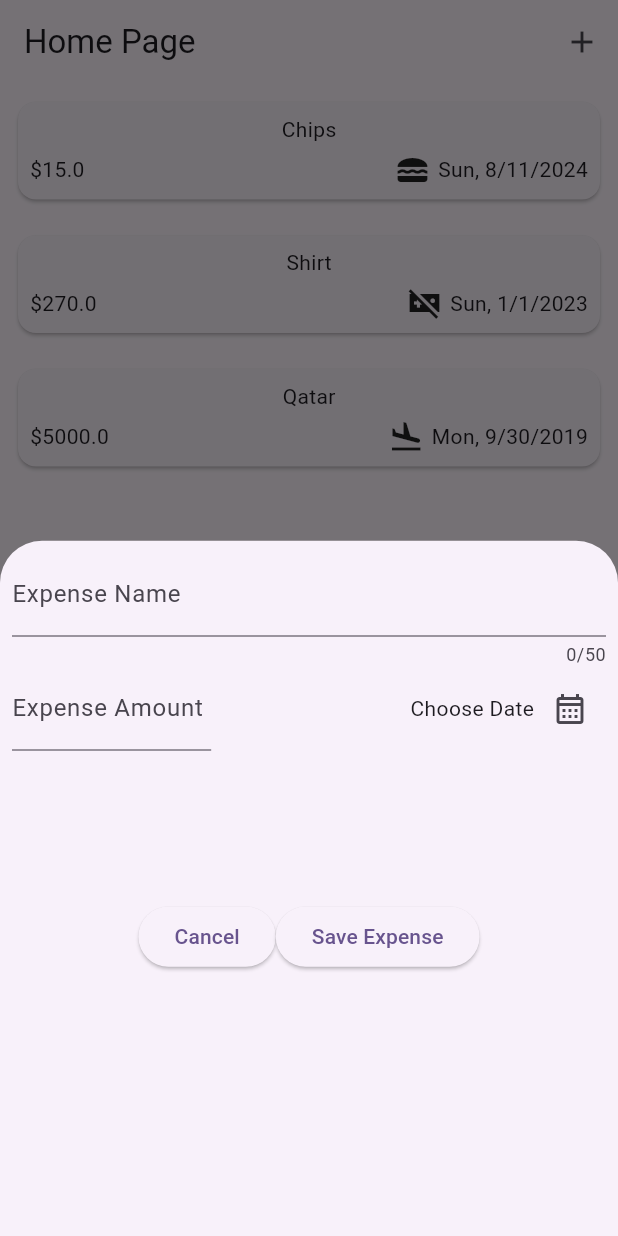
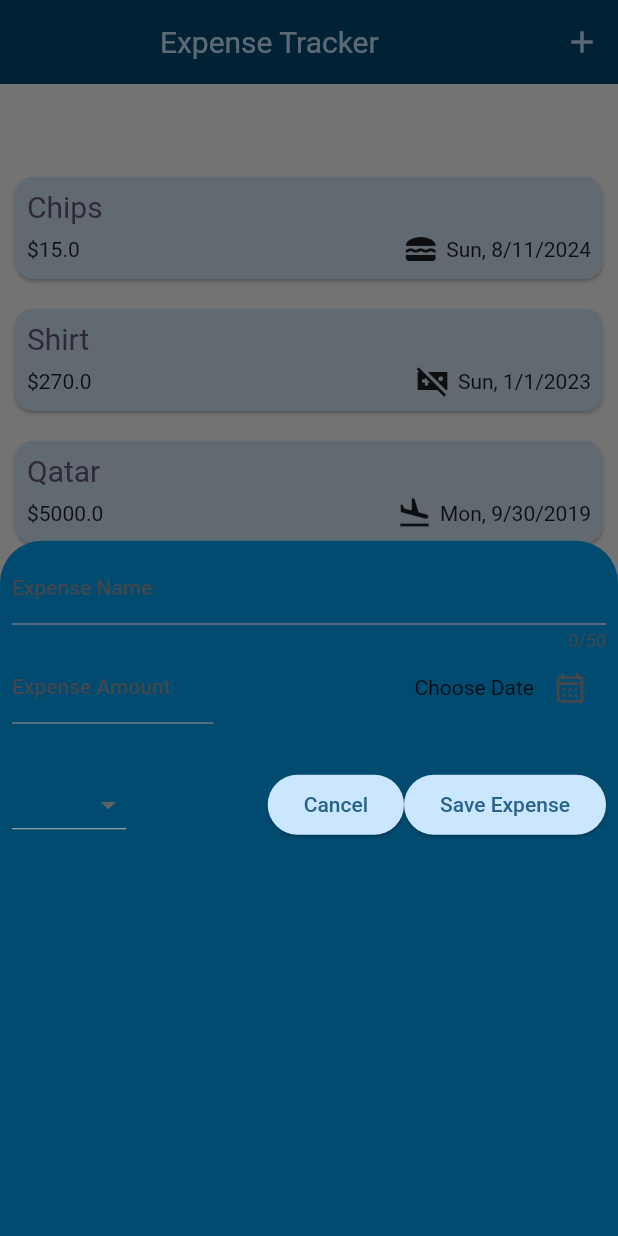
Before and after one commit to ReemHassan578/Flutter_projects, a Flutter app: the screen it shows after launch, after a tap on the "add" icon, on a phone screen of 412 x 824 dp. Run offline on Flutter 3.47's test engine with Material 2 defaults, Android fonts, the phone set to English and light mode, and no system bars.

Commit message:
add features to Expenses App

```diff
--- /dev/null
+++ b/ExpensesApp/expeses/lib/chart.dart
@@ -0,0 +1,40 @@
+import 'dart:developer';
+
+import 'package:flutter/material.dart';
+
+import 'models/clothes.dart';
+import 'models/food.dart';
+import 'models/travel.dart';
+
+class Chart extends StatelessWidget {
+  const Chart({super.key});
+
+  void drawChart() {
+    double maxTotalExpenses =
+        (Travel.total < Food.total && Food.total > Clothes.total)
+            ? Food.total
+            : ((Travel.total > Clothes.total) ? Travel.total : Clothes.total);
+
+    log('${Travel.total}');
+    log('${Food.total}');
+    log('${Clothes.total}');
+  }
+
+  @override
+  Widget build(BuildContext context) {
+    return Container(
+      width: double.infinity,
+      padding: const EdgeInsets.all(10),
+      margin: const EdgeInsets.all(16),
+      child: const Column(
+        children: [
+          Expanded(
+            child: Row(
+              children: [],
+            ),
+          )
+        ],
+      ),
+    );
+  }
+}
--- a/ExpensesApp/expeses/lib/data/expenses.dart
+++ /dev/null
@@ -1,9 +0,0 @@
-import '../models/expense.dart';
-
-final List<Expense> e=[
-Expense(category: Category.food, product: 'Chips', amount: 15.0, purchasedate: DateTime.now()),
-Expense(category: Category.clothes, product: 'Shirt', amount: 270.0, purchasedate: DateTime(2023)),
-Expense(category: Category.travel, product: 'Qatar', amount: 5000.0, purchasedate: DateTime(2019,9,30)),
-
-
-];
--- a/ExpensesApp/expeses/lib/expenses_item.dart
+++ b/ExpensesApp/expeses/lib/expenses_item.dart
@@ -1,45 +1,64 @@
 import 'package:flutter/material.dart';
 
-import 'data/expenses.dart';
 import 'models/expense.dart';
 
 class ExpensesItem extends StatelessWidget {
-  final int index;
+
+  final void Function(Expense ex) removeExpense;
+  final Expense ex;
   const ExpensesItem(
-    this.index, {
+    this.ex,this.removeExpense, {
     super.key,
   });
 
   @override
   Widget build(BuildContext context) {
-    return Padding(
+    return Dismissible(
+      background: Padding(
+        padding: const EdgeInsets.all(8.0),
+        child: Container(color: Theme.of(context).colorScheme.error.withOpacity(0.7),
+        ),
+      )
+      ,onDismissed: (direction) {
+      removeExpense(ex);
+    },
+      key: ValueKey(ex),
+      child: Padding(
         padding: const EdgeInsets.all(8.0),
         child: Card(
           child: Padding(
             padding: const EdgeInsets.all(8.0),
             child: Column(
+              crossAxisAlignment: CrossAxisAlignment.start,
               children: [
-              Text(e[index].product),
-              const SizedBox(height: 5,),
-
+                Text(ex.product,style: Theme.of(context).textTheme.titleLarge,),
+                const SizedBox(
+                  height: 5,
+                ),
                 Row(
                   children: [
-                  Expanded(child:Text('\$${e[index].amount}')),
+                    Expanded(child: Text('\$${ex.amount}')),
                     //const Spacer(),
-                  Expanded(child: Row( mainAxisAlignment: MainAxisAlignment.end,crossAxisAlignment: CrossAxisAlignment.center,
+                    Expanded(
+                      child: Row(
+                        mainAxisAlignment: MainAxisAlignment.end,
+                        crossAxisAlignment: CrossAxisAlignment.center,
                         children: [
-
-                    Icon(categoryIcons[e[index].category]),
-                    const SizedBox(width: 5,),
-                      Text(e[index].changeFormat() ),
+                          Icon(ex.icon),
+                          const SizedBox(
+                            width: 5,
+                          ),
+                          Text(ex.changeFormat()),
                         ],
-                  ),)
+                      ),
+                    )
                   ],
                 ),
               ],
             ),
           ),
         ),
+      ),
     );
   }
 }
--- a/ExpensesApp/expeses/lib/expenses_list.dart
+++ b/ExpensesApp/expeses/lib/expenses_list.dart
@@ -1,19 +1,23 @@
 
 import 'package:flutter/material.dart';
 
-import 'data/expenses.dart';
 import 'expenses_item.dart';
+import 'models/expense.dart';
 
 class ExpensesList extends StatelessWidget {
-  const ExpensesList({
-    super.key,
-  });
+
+  final void Function(Expense ex) removeExpense;
+  final List<Expense> e;
+  const ExpensesList(this.e,this.removeExpense,{super.key, });
+
+
+
 
   @override
   Widget build(BuildContext context) {
     return ListView.builder(
       itemBuilder: (context, index) {
-        return  ExpensesItem(index);
+        return  ExpensesItem(e[index],removeExpense);
       },
 
       itemCount: e.length,
--- a/ExpensesApp/expeses/lib/home.dart
+++ b/ExpensesApp/expeses/lib/home.dart
@@ -1,10 +1,43 @@
+import 'dart:developer';
+
 import 'package:flutter/material.dart';
 
+
+import 'chart.dart';
 import 'expenses_list.dart';
+import 'models/expense.dart';
+ import '../models/clothes.dart';
+import '../models/food.dart';
+import '../models/travel.dart';
 import 'newexpense.dart';
 
-class Home extends StatelessWidget {
-  const Home({super.key});
+class Home extends StatefulWidget {
+   const Home({super.key});
+
+  @override
+  State<Home> createState() => _HomeState();
+}
+
+class _HomeState extends State<Home> {
+  final List<Expense> e=[
+Food( product: 'Chips', amount: 15.0, purchasedate: DateTime.now()),
+Clothes( product: 'Shirt', amount: 270.0, purchasedate: DateTime(2023)),
+Travel( product: 'Qatar', amount: 5000.0, purchasedate: DateTime(2019,9,30)),
+];
+
+ void addExpense(Expense ex){
+setState(() {
+   e.add(ex);
+});
+
+
+}
+
+ void removeExpense(Expense ex){
+setState(() {
+  e.remove(ex);
+});
+}
 
   @override
   Widget build(BuildContext context) {
@@ -17,23 +50,26 @@ class Home extends StatelessWidget {
               showModalBottomSheet(isDismissible:false ,
                   context: context,
                   builder: (cntx) {
-                    return   NewExpense();
+                    return   NewExpense(addExpense: addExpense );
 
                   });
             },
           ),
         ],
-        title: const Text("Home Page"),
+        title: const Center(child:Text("Expense Tracker ")),
       ),
-      body: const Center(
+      body:  Center(
         child: Column(
           children: [
+            Chart()
+            ,
             Expanded(
-              child: ExpensesList(),
+              child: ExpensesList(e,removeExpense),
             ),
           ],
         ),
       ),
     );
   }
+
 }
--- a/ExpensesApp/expeses/lib/main.dart
+++ b/ExpensesApp/expeses/lib/main.dart
@@ -2,6 +2,11 @@ import 'package:flutter/material.dart';
 
 import 'home.dart';
 
+ColorScheme colorscheme =
+    ColorScheme.fromSeed(seedColor: const Color.fromARGB(255, 2, 24, 39));
+
+ColorScheme darkcolorscheme =
+    ColorScheme.fromSeed(seedColor: const Color.fromARGB(255, 2, 24, 39));
 void main() {
   runApp(const MyApp());
 }
@@ -13,12 +18,56 @@ class MyApp extends StatelessWidget {
   @override
   Widget build(BuildContext context) {
     return MaterialApp(
+      debugShowCheckedModeBanner: false,
       title: 'Flutter Demo',
-      theme: ThemeData(
-        colorScheme: ColorScheme.fromSeed(seedColor: Colors.deepPurple),
+      themeMode: ThemeMode.light,
+      theme: ThemeData().copyWith(
+        colorScheme: colorscheme,
         useMaterial3: true,
-
-      ),debugShowCheckedModeBanner: false,
+        appBarTheme: const AppBarTheme().copyWith(
+            backgroundColor: colorscheme.onPrimaryContainer,
+            foregroundColor: colorscheme.primaryContainer),
+        cardTheme: const CardTheme().copyWith(
+          color: colorscheme.secondaryContainer,
+          margin: const EdgeInsets.all(2),
+        ),
+        bottomSheetTheme: const BottomSheetThemeData().copyWith(
+backgroundColor: darkcolorscheme.onPrimaryContainer,
+        )
+        ,
+        elevatedButtonTheme: ElevatedButtonThemeData(
+          style: ElevatedButton.styleFrom(
+              backgroundColor: colorscheme.primaryContainer),
+        ),
+        textTheme: ThemeData().textTheme.copyWith(
+              titleLarge: TextStyle(
+                fontWeight: FontWeight.normal,
+                color: colorscheme.tertiary,
+                fontSize: 20,
+              ),
+            ),
+      ),darkTheme: ThemeData.dark().copyWith(
+        colorScheme: darkcolorscheme,
+        useMaterial3: true,
+        appBarTheme: const AppBarTheme().copyWith(
+            backgroundColor: darkcolorscheme.onPrimaryContainer,
+            foregroundColor: darkcolorscheme.primaryContainer),
+        cardTheme: const CardTheme().copyWith(
+          color: darkcolorscheme.secondaryContainer,
+          margin: const EdgeInsets.all(2),
+        ),
+        elevatedButtonTheme: ElevatedButtonThemeData(
+          style: ElevatedButton.styleFrom(
+              backgroundColor: darkcolorscheme.primaryContainer),
+        ),
+        textTheme: ThemeData().textTheme.copyWith(
+              titleLarge: TextStyle(
+                fontWeight: FontWeight.normal,
+                color: darkcolorscheme.tertiary,
+                fontSize: 20,
+              ),
+            ),
+      ),
       home: const Home(),
     );
   }
--- /dev/null
+++ b/ExpensesApp/expeses/lib/models/clothes.dart
@@ -0,0 +1,23 @@
+import 'package:flutter/material.dart';
+
+import 'expense.dart';
+
+class Clothes extends Expense{
+  static double total=0;
+  static const String cat ='clothes';
+  static const IconData ic=Icons.videogame_asset_off_sharp;
+  final String id;
+  Clothes( { required super.product, required super.amount, required super.purchasedate}): id = ob.v1()
+  {
+    total+=amount;
+  }
+
+ @override
+  IconData get icon{
+return ic;
+ }
+   @override
+  String get category{
+return cat;
+ }
+}
--- a/ExpensesApp/expeses/lib/models/expense.dart
+++ b/ExpensesApp/expeses/lib/models/expense.dart
@@ -8,27 +8,27 @@ final date=DateFormat.yMEd();
 
 
 enum Category { food, clothes, travel }
-const categoryIcons={
-  Category.food : Icons.lunch_dining,
-  Category.travel: Icons.flight_land_outlined,
-  Category.clothes:Icons.videogame_asset_off_sharp,
-};
+//const categoryIcons={
+ // Category.food : Icons.lunch_dining,
+ // Category.travel: Icons.flight_land_outlined,
+//  Category.clothes:Icons.videogame_asset_off_sharp,
+//};
 
-class Expense {
+abstract class Expense {
   final String product;
-  final String id;
   final double amount;
   //int quantity;
-  Category category;
   final DateTime purchasedate;
+IconData get icon;
+String get category;
 
   String changeFormat(){
     return date.format(purchasedate);
   }
   Expense(
-      {required this.category,
+      {
       required this.product,
       required this.amount,
       required this.purchasedate})
-      : id = ob.v1();
+      ;
 }
--- /dev/null
+++ b/ExpensesApp/expeses/lib/models/food.dart
@@ -0,0 +1,23 @@
+import 'package:flutter/material.dart';
+
+import 'expense.dart';
+
+class Food extends Expense{
+  static const String cat ='food';
+  static double total=0;
+  static const IconData ic=Icons.lunch_dining;
+    final String id;
+  Food({ required super.product, required super.amount, required super.purchasedate}): id=ob.v1(){
+    total+=amount;
+  }
+
+ @override
+  IconData get icon{
+return ic;
+ }
+
+ @override
+  String get category{
+return cat;
+ }
+}
--- /dev/null
+++ b/ExpensesApp/expeses/lib/models/travel.dart
@@ -0,0 +1,23 @@
+import 'package:flutter/material.dart';
+
+import 'expense.dart';
+
+class Travel extends Expense{
+  static double total=0;
+  static const String cat ='travel';
+  static const IconData ic=Icons.flight_land_outlined;
+    final String id;
+  Travel({ required super.product, required super.amount, required super.purchasedate}): id=ob.v1()
+  {
+      total+=amount;
+  }
+
+ @override
+  IconData get icon{
+return ic;
+ }
+   @override
+  String get category{
+return cat;
+ }
+}
--- a/ExpensesApp/expeses/lib/newexpense.dart
+++ b/ExpensesApp/expeses/lib/newexpense.dart
@@ -1,10 +1,19 @@
-import 'dart:developer';
 
+
+import 'package:expeses/models/clothes.dart';
+import 'package:expeses/models/expense.dart';
+import 'package:expeses/models/food.dart';
+import 'package:expeses/models/travel.dart';
 import 'package:flutter/material.dart';
 import 'package:intl/intl.dart';
 
 class NewExpense extends StatefulWidget {
+  final void Function(Expense ex) addExpense;
+
+
   const NewExpense({
+    required this.addExpense,
+
     super.key,
   });
 
@@ -16,7 +25,8 @@ class _NewExpenseState extends State<NewExpense> {
   DateTime? date;
   final title = TextEditingController();
   final amount = TextEditingController();
-  final obDF=DateFormat.yMd();
+  final obDF = DateFormat.yMd();
+  Category? category;
   @override
   void dispose() {
     super.dispose();
@@ -54,34 +64,51 @@ class _NewExpenseState extends State<NewExpense> {
               const Spacer(),
               Row(
                 children: [
-                   Text(date==null ? 'Choose Date' : obDF.format(date!)),
+                  Text(date == null ? 'Choose Date' : obDF.format(date!)),
                   IconButton(
                       icon: const Icon(Icons.calendar_month_outlined),
                       onPressed: () {
-                        final now= DateTime.now();
-                        final iDate = DateTime(now.year-1);
-                        final  lDate = DateTime(now.year+5);
+                        final now = DateTime.now();
+                        final iDate = DateTime(now.year - 1);
+                        final lDate = DateTime(now.year + 5);
                         showDatePicker(
 
-                            context: context,
-                            initialDate: now,
-                            firstDate: iDate,
-                            lastDate: lDate).then((value) {
-                              setState(() {
-                                date=value;
-                              });
-                            },);
+                                context: context,
+                                initialDate: now,
+                                firstDate: iDate,
+                                lastDate: lDate)
+                            .then(
+                          (value) {
+                            setState(() {
+                              date = value;
+                            });
+                          },
+                        );
                       }),
                 ],
               ),
             ],
           ),
           const SizedBox(
-            height: 100,
+            height: 30,
           ),
           Row(
             mainAxisAlignment: MainAxisAlignment.center,
             children: [
+              DropdownButton(
+                  value: category,
+                  items: [
+                    ...Category.values.map((e) => DropdownMenuItem(
+                          value: e,
+                          child: Text(e.name),
+                        ))
+                  ],
+                  onChanged: (value) {
+                    setState(() {
+                      category = value;
+                    });
+                  }),
+              const Spacer(),
               ElevatedButton(
                   onPressed: () {
                     Navigator.of(context).pop();
@@ -89,8 +116,7 @@ class _NewExpenseState extends State<NewExpense> {
                   child: const Text('Cancel')),
               ElevatedButton(
                   onPressed: () {
-                    log(amount.text);
-                    log(title.text);
+                    valid(context);
                   },
                   child: const Text('Save Expense')),
             ],
@@ -99,4 +125,44 @@ class _NewExpenseState extends State<NewExpense> {
       ),
     );
   }
+
+  void valid(BuildContext cntx) {
+
+    final double? enteredAmount = double.tryParse(amount.text);
+   String mError='';
+    if (title.text.trim().isEmpty) {
+      mError+='enter title\n';
+
+    }
+    if(date== null) {mError+='choose date\n';}
+    if(category==null){mError+='choose category\n';}
+    if (amount.text.trim().isEmpty) {
+      mError+='enter amount\n';
+    } else if (enteredAmount == null || enteredAmount <= 0) {
+      mError+='enter proper amount\n';
+    }
+    if(mError!=''){
+showDialog(barrierDismissible:false ,context: cntx, builder: (context) {
+        return AlertDialog(title: Text(mError) ,
+          actions: [
+            ElevatedButton(
+                  onPressed: () {
+                   Navigator.of(context).pop();
+                  },
+                  child: const Text('OK')),
+
+          ],);
+      });
+    }
+    else {
+      switch(category!)
+      {
+        case Category.food :widget.addExpense(Food(product: title.text, amount: enteredAmount!, purchasedate: date!));
+        case Category.clothes :widget.addExpense(Clothes(product: title.text, amount: enteredAmount!, purchasedate: date!));
+        case Category.travel :widget.addExpense(Travel(product: title.text, amount: enteredAmount!, purchasedate: date!));
+
+      }
+      Navigator.of(cntx).pop();
+    }
+  }
 }
```
Also changed, not shown: ExpensesApp/expeses/lib/chart_bar.dart (added). Lines whose indentation alone changed are shown as unchanged.
